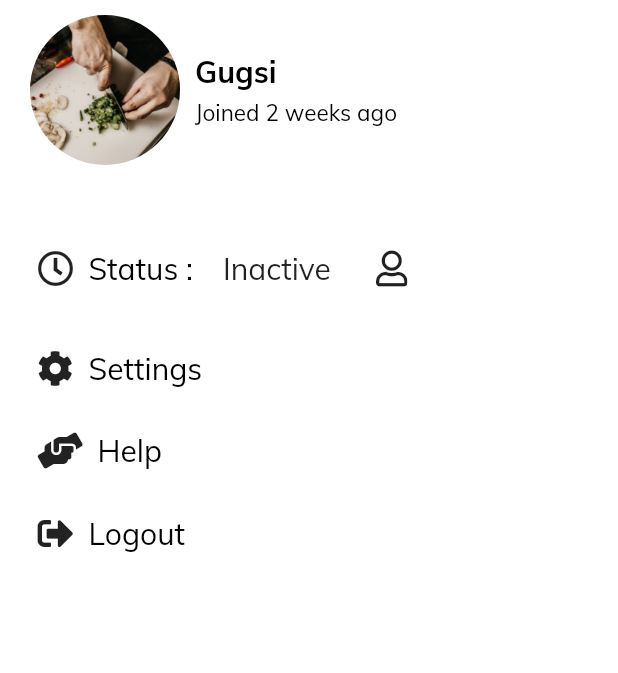
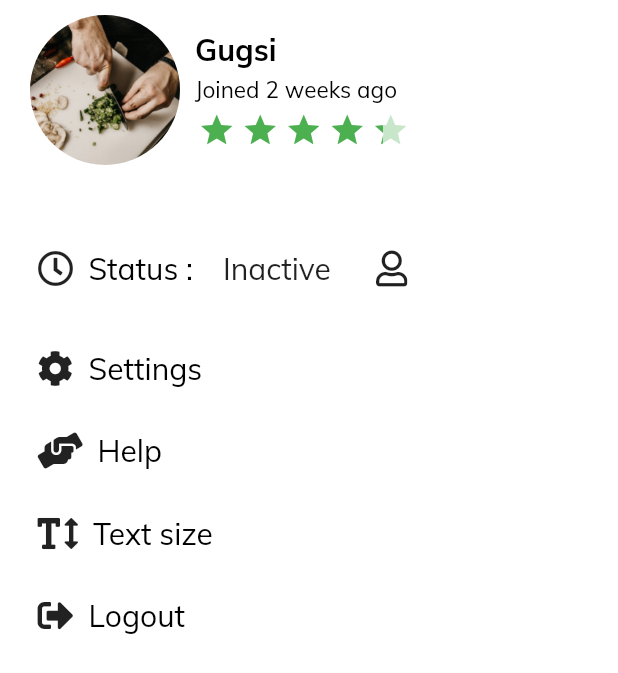
Before and after one commit to hirishegank/hiri_chef, a Flutter app: the ViewProfilePage screen opened directly, on a phone screen of 412 x 824 dp. Shown: the top 673 px of the screen. Run offline on Flutter 3.47's test engine with Material 2 defaults, Android fonts, the phone set to English and light mode, and no system bars; drawn by our look-alikes of flutter_rating_bar; our stand-ins replace cloud_firestore, file_picker, firebase_auth, firebase_storage, font_awesome_flutter, intro_slider and 1 more; missing offline and left inert: barcode_scan; accounts and stored records are empty.

Commit message:
user profile modified

```diff
--- a/lib/components/profile_content_card.dart
+++ b/lib/components/profile_content_card.dart
@@ -1,4 +1,5 @@
 import 'package:flutter/material.dart';
+import 'package:flutter_rating_bar/flutter_rating_bar.dart';
 
 class ProfileContentCard extends StatelessWidget {
   final Widget icon;
@@ -74,7 +75,22 @@ class ProfileCard extends StatelessWidget {
               Text(
                 'Joined 2 weeks ago',
                 style: TextStyle(fontSize: 15),
-              )
+              ),
+              SizedBox(
+                height: 5,
+              ),
+              RatingBarIndicator(
+                rating: 4.3,
+                direction: Axis.horizontal,
+                itemCount: 5,
+                itemSize: 25,
+                unratedColor: Colors.green.shade100,
+                itemPadding: EdgeInsets.symmetric(horizontal: 2.0),
+                itemBuilder: (context, _) => Icon(
+                  Icons.star,
+                  color: Colors.green,
+                ),
+              ),
             ],
           ))
         ],
--- a/lib/screens/bottom_navigation.dart
+++ b/lib/screens/bottom_navigation.dart
@@ -2,7 +2,6 @@ import 'package:flutter/material.dart';
 import 'package:font_awesome_flutter/font_awesome_flutter.dart';
 import 'package:user/screens/home_page.dart';
 import 'package:user/screens/profile_page.dart';
-
 import 'cart_items.dart';
 import 'orders_page.dart';
 
--- a/lib/screens/profile_page.dart
+++ b/lib/screens/profile_page.dart
@@ -94,6 +94,10 @@ class _ViewProfilePageState extends State<ViewProfilePage> {
               .push(MaterialPageRoute(builder: (context) => HelpPage())),
         ),
         ProfileContentCard(
+          icon: FaIcon(FontAwesomeIcons.textHeight),
+          lable: 'Text size',
+        ),
+        ProfileContentCard(
           icon: FaIcon(FontAwesomeIcons.signOutAlt),
           lable: 'Logout',
           onTap: () {
```
